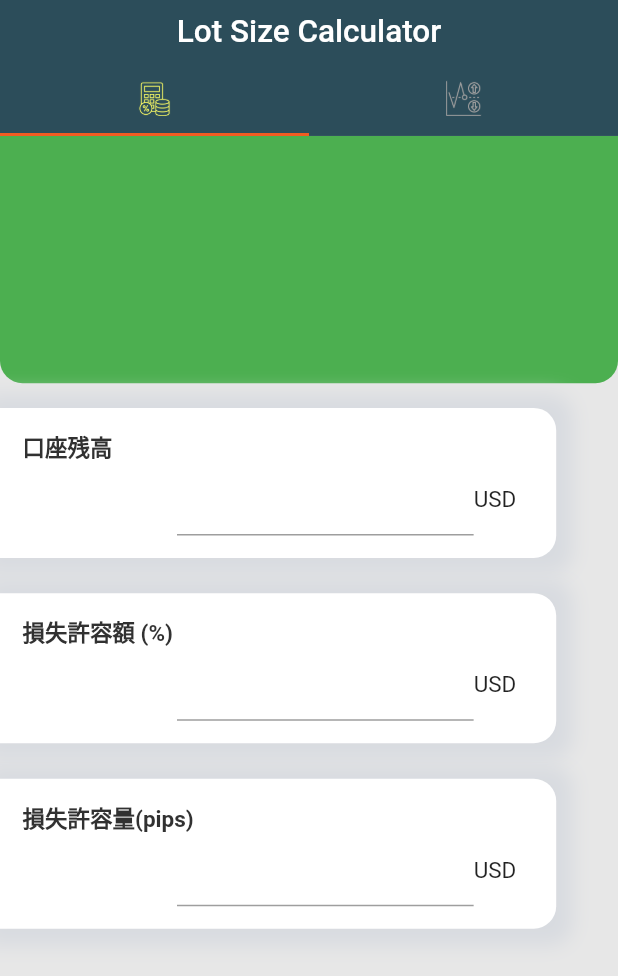
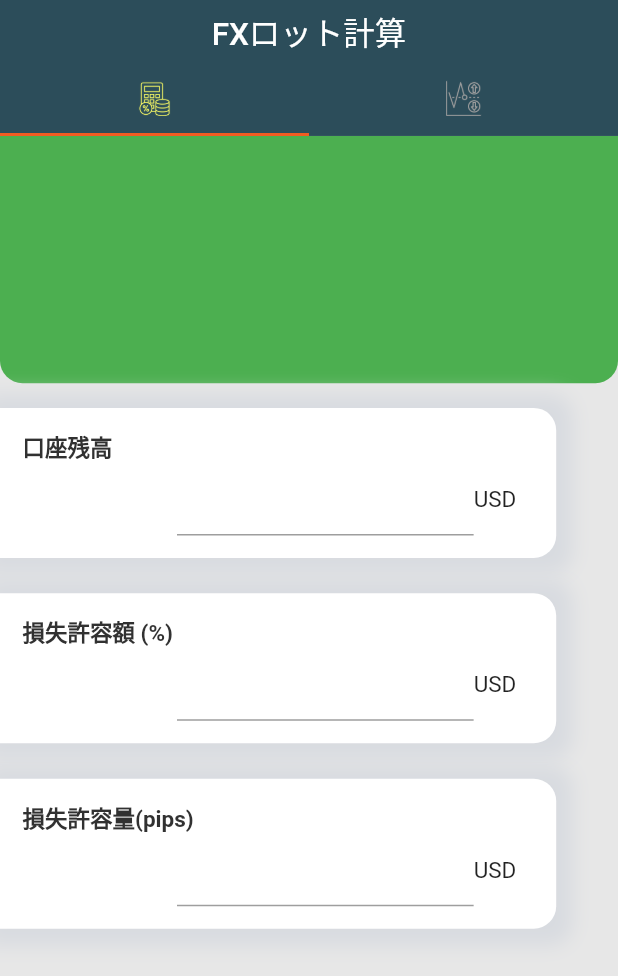
Before and after one commit to qoocalpis/FXLotCalculator_flutter, a Flutter app: the screen it shows after launch, on a phone screen of 412 x 824 dp. Shown: the top 976 px of the screen. Run offline on Flutter 3.47's test engine with Material 2 defaults, Android fonts, the phone set to English and light mode, and no system bars; our stand-ins replace flutter_riverpod, freezed_annotation, isar, riverpod_annotation; missing offline and left inert: d_chart; accounts and stored records are empty; generated files the repository leaves out were written again.

Commit message:
続き(Tabbarの切り替え)

```diff
--- a/lib/l10n/l10n.dart
+++ b/lib/l10n/l10n.dart
@@ -1,9 +1,9 @@
 import 'package:flutter/material.dart';
 
 class L10n {
-  static final all = [
-    const Locale('en'),
-    const Locale('ja'),
+  static const all = [
+    Locale('en'),
+    Locale('ja'),
     // const Locale('en'),
   ];
 }
--- /dev/null
+++ b/lib/l10n/translate.dart
@@ -0,0 +1,31 @@
+import 'package:flutter/material.dart';
+import 'package:flutter/widgets.dart';
+import 'package:flutter_gen/gen_l10n/app_localizations.dart';
+
+class Translate {
+// シングルトンのインスタンスを格納するプライベートフィールド
+  static final Translate _instance = Translate._internal();
+  static bool initBool = false;
+
+  // プライベートコンストラクタ
+  Translate._internal();
+
+  // シングルトンのインスタンスを取得するファクトリメソッド
+  factory Translate() {
+    return _instance;
+  }
+
+  static String? lotSizeCalculatorTitle;
+  static String? riskRewardRatioTitle;
+
+  void init(BuildContext context) {
+    if (!initBool) {
+      lotSizeCalculatorTitle =
+          AppLocalizations.of(context)?.lotSizeCalculatorTitle;
+      riskRewardRatioTitle = AppLocalizations.of(context)?.riskRewardRatioTitle;
+
+      print('Translate.init(context)');
+      initBool = true;
+    }
+  }
+}
--- a/lib/main.dart
+++ b/lib/main.dart
@@ -1,15 +1,10 @@
 import 'package:flutter/material.dart';
 import 'package:flutter_riverpod/flutter_riverpod.dart';
-// import 'package:isar/isar.dart';
-// import 'package:lot_size_calculator_app/db_model/favorite_currency_pair.dart';
-// import 'package:lot_size_calculator_app/db_model/user.dart';
-// import 'package:lot_size_calculator_app/services/isar_services.dart';
-import 'pages/app_home_page.dart';
-// import 'pages/first_loading_rate_page.dart';
+import 'package:lot_size_calculator_app/utils/sizes.dart';
+import 'pages/main_screen.dart';
 import 'package:flutter_localizations/flutter_localizations.dart';
 import 'package:flutter_gen/gen_l10n/app_localizations.dart';
 import 'package:lot_size_calculator_app/l10n/l10n.dart';
-// import 'package:path_provider/path_provider.dart';
 
 void main() {
   runApp(
@@ -25,6 +20,7 @@ class MyApp extends StatelessWidget {
   // This widget is the root of your application.
   @override
   Widget build(BuildContext context) {
+    SizeConfig().init(context);
     return MaterialApp(
       supportedLocales: L10n.all,
       locale: const Locale('ja'),
@@ -39,7 +35,7 @@ class MyApp extends StatelessWidget {
       darkTheme: ThemeData(brightness: Brightness.dark), // ダーク用テーマ
       //themeMode: ThemeMode.system, // モードをシステム設定にする
       // home: const FirstLoadingRatePage(),
-      home: AppHomePage(),
+      home: MainScreen(),
     );
   }
 }
--- a/lib/pages/app_home_page.dart
+++ /dev/null
@@ -1,77 +0,0 @@
-import 'package:flutter/material.dart';
-import 'package:lot_size_calculator_app/component/colors.dart';
-import 'package:lot_size_calculator_app/component/sizes.dart';
-import 'package:lot_size_calculator_app/pages/lot_size_calculator_page.dart';
-import 'package:lot_size_calculator_app/pages/risk_reward_ratio_page.dart';
-import 'package:lot_size_calculator_app/services/isar_services.dart';
-
-class AppHomePage extends StatefulWidget {
-  const AppHomePage({Key? key}) : super(key: key);
-
-  @override
-  State<AppHomePage> createState() => _AppHomePageState();
-}
-
-class _AppHomePageState extends State<AppHomePage>
-    with SingleTickerProviderStateMixin {
-  static const List<Tab> appTabs = <Tab>[
-    Tab(icon: ImageIcon(AssetImage('images/calculator.png'))),
-    Tab(icon: ImageIcon(AssetImage('images/risk_reward_ratio.png'))),
-  ];
-
-  late IsarService isarService;
-  late TabController _tabController;
-  String appBarTitle = 'null';
-
-  @override
-  void initState() {
-    super.initState();
-    appBarTitle = 'Lot Size Calculator';
-    isarService = IsarService();
-    isarService.createUser();
-    _tabController = TabController(length: appTabs.length, vsync: this);
-    _tabController.addListener(() {
-      setState(() {
-        if (0 == _tabController.index) {
-          appBarTitle = 'Lot Size Calculator';
-        } else {
-          appBarTitle = 'Risk Reward Ratio';
-        }
-      });
-    });
-  }
-
-  @override
-  void dispose() {
-    _tabController.dispose();
-    super.dispose();
-  }
-
-  @override
-  Widget build(BuildContext context) {
-    SizeConfig().init(context);
-    return Scaffold(
-      appBar: PreferredSize(
-        preferredSize: Size.fromHeight(SizeConfig.appBarHeight), // AppBarの高さ
-        child: AppBar(
-          elevation: 0,
-          bottom: TabBar(
-            indicatorColor: const Color(0xffF15C22),
-            unselectedLabelColor: Colors.grey,
-            labelColor: const Color.fromARGB(255, 255, 255, 99),
-            controller: _tabController,
-            tabs: appTabs,
-          ),
-          title: Text(appBarTitle),
-          backgroundColor: AppColor.appBarBgColor,
-          centerTitle: true,
-        ),
-      ),
-      body: TabBarView(controller: _tabController, children: const [
-        LotSizeCalculatorPage(),
-        RiskRewardRatioPage(),
-        // MyWidget(),
-      ]),
-    );
-  }
-}
--- a/lib/pages/first_loading_rate_page.dart
+++ b/lib/pages/first_loading_rate_page.dart
@@ -1,5 +1,5 @@
 import 'package:flutter/material.dart';
-import 'package:lot_size_calculator_app/component/colors.dart';
+import 'package:lot_size_calculator_app/utils/colors.dart';
 import 'package:flutter_gen/gen_l10n/app_localizations.dart';
 
 class FirstLoadingRatePage extends StatelessWidget {
--- a/lib/pages/lot_size_calculator_page.dart
+++ b/lib/pages/lot_size_calculator_page.dart
@@ -1,17 +1,21 @@
 import 'package:flutter_gen/gen_l10n/app_localizations.dart';
 import 'package:flutter/material.dart';
-import 'package:lot_size_calculator_app/component/colors.dart';
+import 'package:flutter_riverpod/flutter_riverpod.dart';
+import 'package:lot_size_calculator_app/l10n/translate.dart';
+import 'package:lot_size_calculator_app/provider/main_screen_controller.dart';
+import 'package:lot_size_calculator_app/utils/colors.dart';
 
-class LotSizeCalculatorPage extends StatefulWidget {
+class LotSizeCalculatorPage extends ConsumerWidget {
   const LotSizeCalculatorPage({super.key});
 
   @override
-  State<LotSizeCalculatorPage> createState() => _LotSizeCalculatorPageState();
-}
-
-class _LotSizeCalculatorPageState extends State<LotSizeCalculatorPage> {
-  @override
-  Widget build(BuildContext context) {
+  Widget build(BuildContext context, WidgetRef ref) {
+    print('LotSizeCalculatorPage');
+    WidgetsBinding.instance.addPostFrameCallback((_) {
+      ref
+          .watch(mainScreenModelNotifierProvider.notifier)
+          .setScreenTitle(Translate.lotSizeCalculatorTitle!);
+    });
     double h = MediaQuery.of(context).size.height;
     return Scaffold(
       backgroundColor: AppColor.lotSizeCalculatorPageBgColor,
@@ -19,17 +23,17 @@ class _LotSizeCalculatorPageState extends State<LotSizeCalculatorPage> {
         height: h,
         child: Stack(
           children: [
-            _headSection(),
-            accountBalanceCell(),
-            lossPercentCell(),
-            lossPipsCell(),
+            _headSection(context),
+            accountBalanceCell(context),
+            lossPercentCell(context),
+            lossPipsCell(context),
           ],
         ),
       ),
     );
   }
 
-  _headSection() {
+  _headSection(BuildContext context) {
     double h = MediaQuery.of(context).size.height * 0.2;
     return Container(
       decoration: const BoxDecoration(
@@ -46,7 +50,7 @@ class _LotSizeCalculatorPageState extends State<LotSizeCalculatorPage> {
     );
   }
 
-  accountBalanceCell() {
+  accountBalanceCell(BuildContext context) {
     double startPosition = MediaQuery.of(context).size.height * 0.22;
     double w = MediaQuery.of(context).size.width;
 
@@ -84,7 +88,7 @@ class _LotSizeCalculatorPageState extends State<LotSizeCalculatorPage> {
     );
   }
 
-  lossPercentCell() {
+  lossPercentCell(BuildContext context) {
     double startPosition = MediaQuery.of(context).size.height * 0.37;
     double w = MediaQuery.of(context).size.width;
 
@@ -121,7 +125,7 @@ class _LotSizeCalculatorPageState extends State<LotSizeCalculatorPage> {
     );
   }
 
-  lossPipsCell() {
+  lossPipsCell(BuildContext context) {
     double startPosition = MediaQuery.of(context).size.height * 0.52;
     double w = MediaQuery.of(context).size.width;
     return Positioned(
--- a/lib/pages/two_num_keyboard_page.dart
+++ b/lib/pages/two_num_keyboard_page.dart
@@ -1,6 +1,6 @@
 import 'package:flutter/material.dart';
-import 'package:lot_size_calculator_app/component/colors.dart';
-import 'package:lot_size_calculator_app/component/sizes.dart';
+import 'package:lot_size_calculator_app/utils/colors.dart';
+import 'package:lot_size_calculator_app/utils/sizes.dart';
 import 'package:lot_size_calculator_app/widgets/num_pad.dart';
 import 'package:flutter_gen/gen_l10n/app_localizations.dart';
 
--- a/lib/services/isar_services.dart
+++ b/lib/services/isar_services.dart
@@ -2,7 +2,7 @@ import 'package:flutter/material.dart';
 import 'package:isar/isar.dart';
 import 'package:lot_size_calculator_app/db_model/currency_pair.dart';
 import 'package:lot_size_calculator_app/db_model/user.dart';
-import 'package:lot_size_calculator_app/model/currency_pair_object.dart';
+import 'package:lot_size_calculator_app/models/currency_pair_object.dart';
 import 'package:path_provider/path_provider.dart';
 
 class IsarService {
@@ -10,6 +10,7 @@ class IsarService {
 
   IsarService() {
     db = openIsar();
+    print('IsarService()');
   }
 
   Future<Isar> openIsar() async {
--- /dev/null
+++ b/lib/utils/constants.dart
@@ -0,0 +1,4 @@
+class AppConst {
+  static const strEmpty = '';
+  static const zero = 0;
+}
--- a/lib/component/sizes.dart
+++ b/lib/utils/sizes.dart
@@ -23,5 +23,6 @@ class SizeConfig {
     appBarHeight = screenHeight * 0.11;
     riskRewardPipsTextWidth = screenWidth * 0.45;
     twoNumKeyboardNumSize = twoNumKeyboardButtonSize * 0.7;
+    print('SizeConfig.init(BuildContext context)');
   }
 }
--- a/lib/widgets/chart_bar.dart
+++ b/lib/widgets/chart_bar.dart
@@ -6,7 +6,7 @@ import 'package:d_chart/commons/style.dart';
 import 'package:d_chart/ordinal/bar.dart';
 import 'package:flutter/material.dart';
 import 'package:flutter_riverpod/flutter_riverpod.dart';
-import 'package:lot_size_calculator_app/component/colors.dart';
+import 'package:lot_size_calculator_app/utils/colors.dart';
 import 'package:lot_size_calculator_app/provider/risk_reward_pips_controller.dart';
 import 'package:flutter_gen/gen_l10n/app_localizations.dart';
 
--- a/lib/widgets/num_pad.dart
+++ b/lib/widgets/num_pad.dart
@@ -1,6 +1,6 @@
 import 'package:flutter/material.dart';
 import 'package:flutter_riverpod/flutter_riverpod.dart';
-import 'package:lot_size_calculator_app/component/sizes.dart';
+import 'package:lot_size_calculator_app/utils/sizes.dart';
 import 'package:lot_size_calculator_app/provider/risk_reward_pips_controller.dart';
 import 'package:flutter_gen/gen_l10n/app_localizations.dart';
 
```
Also changed, not shown: lib/models/main_screen_model.dart (added, +12 -0 lines), lib/pages/risk_reward_ratio_page.dart (+8 -0 lines), lib/provider/main_screen_controller.dart (added, +17 -0 lines), lib/widgets/app_bar.dart (+10 -10 lines), pubspec.yaml (+5 -3 lines), lib/db_model/currency_pair.g.dart, lib/models/currency_pair_object.dart (renamed from lib/model/currency_pair_object.dart), lib/models/main_screen_model.freezed.dart (added), lib/provider/main_screen_controller.g.dart (added), lib/utils/colors.dart (renamed from lib/component/colors.dart), pubspec.lock.
